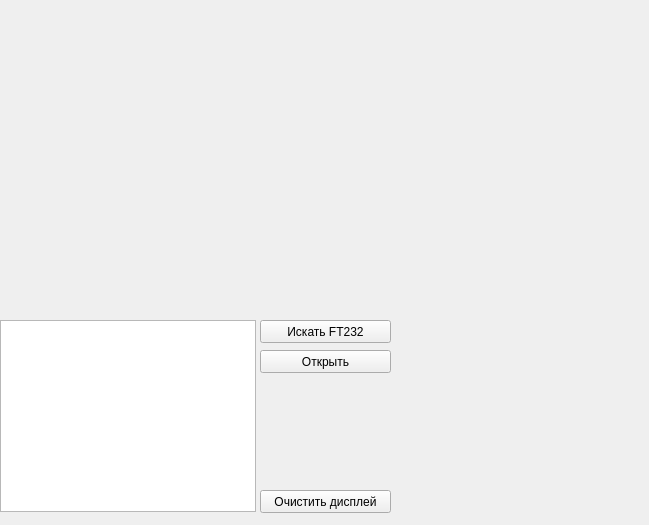
Qt form widget.ui (leninec/ft232-simple-qt) before a commit.
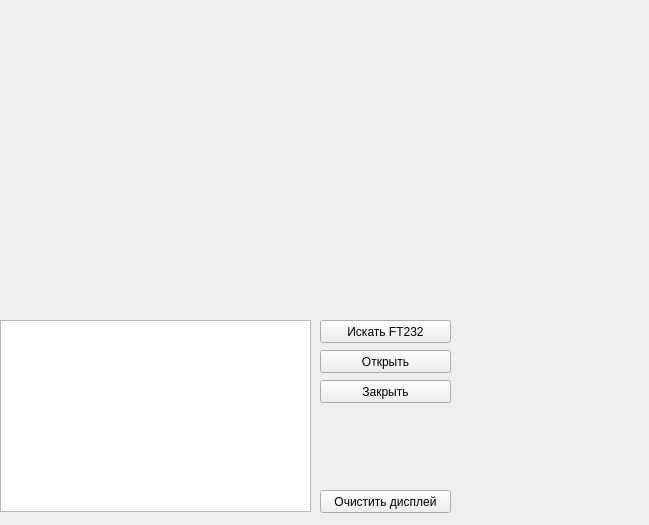
The same form after that commit.

Patch:
```diff
--- a/widget.ui
+++ b/widget.ui
@@ -18,7 +18,7 @@
     <rect>
      <x>0</x>
      <y>320</y>
-     <width>256</width>
+     <width>311</width>
      <height>192</height>
     </rect>
    </property>
@@ -26,7 +26,7 @@
   <widget class="QPushButton" name="findButton">
    <property name="geometry">
     <rect>
-     <x>260</x>
+     <x>320</x>
      <y>320</y>
      <width>131</width>
      <height>23</height>
@@ -39,7 +39,7 @@
   <widget class="QPushButton" name="openButton">
    <property name="geometry">
     <rect>
-     <x>260</x>
+     <x>320</x>
      <y>350</y>
      <width>131</width>
      <height>23</height>
@@ -52,7 +52,7 @@
   <widget class="QPushButton" name="clearButton">
    <property name="geometry">
     <rect>
-     <x>260</x>
+     <x>320</x>
      <y>490</y>
      <width>131</width>
      <height>23</height>
@@ -62,6 +62,19 @@
     <string>Очистить дисплей</string>
    </property>
   </widget>
+  <widget class="QPushButton" name="closeButton">
+   <property name="geometry">
+    <rect>
+     <x>320</x>
+     <y>380</y>
+     <width>131</width>
+     <height>23</height>
+    </rect>
+   </property>
+   <property name="text">
+    <string>Закрыть</string>
+   </property>
+  </widget>
  </widget>
  <layoutdefault spacing="6" margin="11"/>
  <resources/>
```
